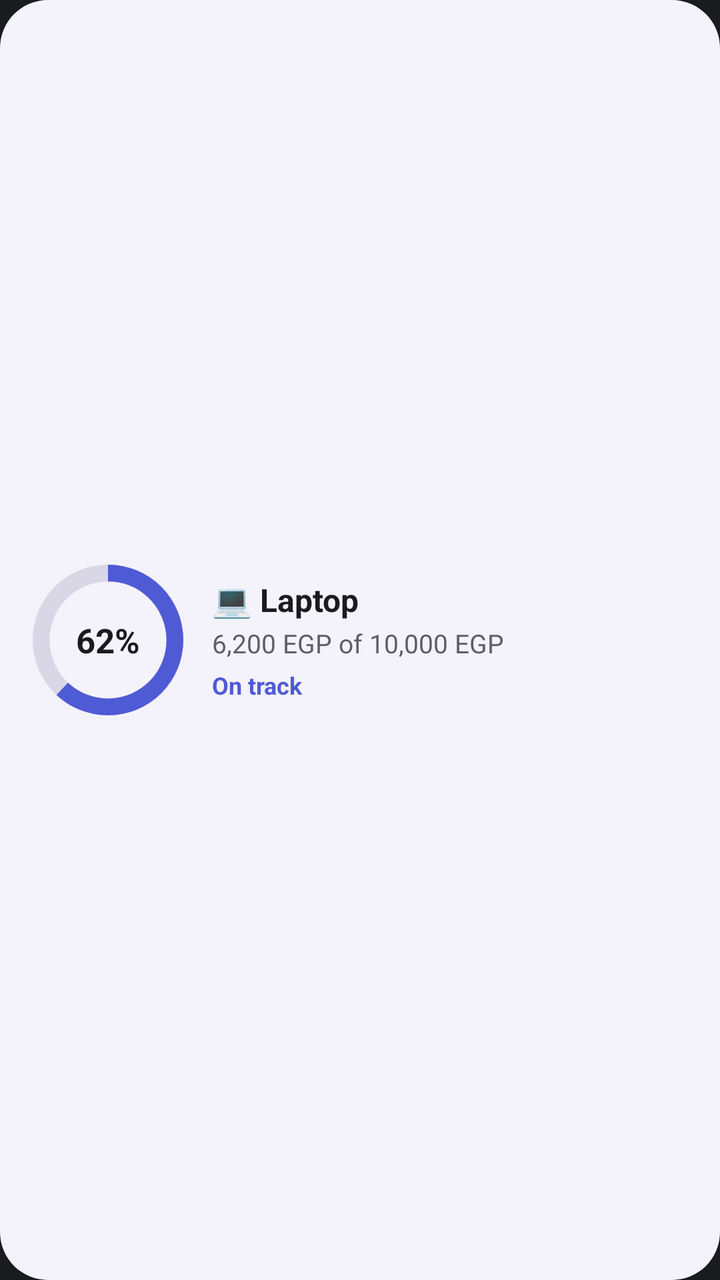
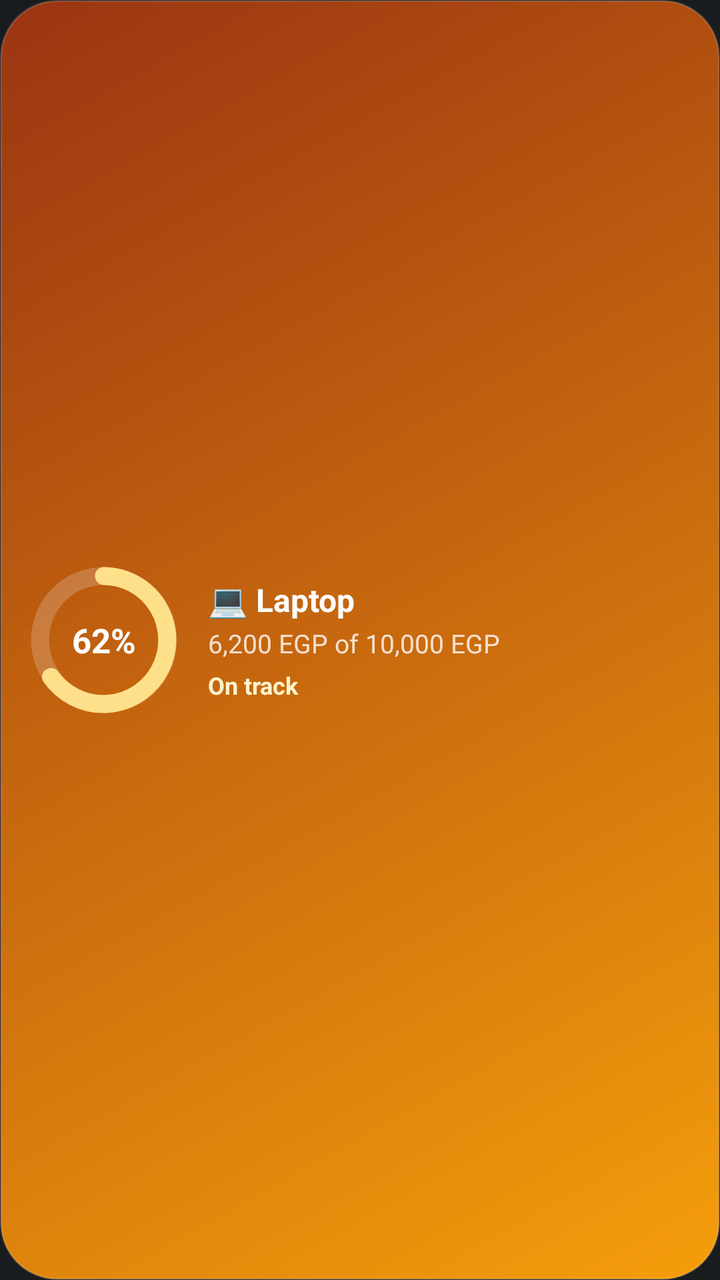

An Android layout rendered at two revisions. The XML below is the earlier revision; the diff shows what the commit changed to produce the second picture.
<!-- AndroidManifest.xml: application theme android:Theme.DeviceDefault.NoActionBar -->
<!-- res/layout/widget_goals_preview.xml -->
<?xml version="1.0" encoding="utf-8"?>
<LinearLayout xmlns:android="http://schemas.android.com/apk/res/android"
    android:layout_width="match_parent"
    android:layout_height="match_parent"
    android:background="@drawable/widget_bg"
    android:gravity="center_vertical"
    android:orientation="horizontal"
    android:padding="16dp">

    <FrameLayout
        android:layout_width="76dp"
        android:layout_height="76dp">

        <ProgressBar
            android:id="@+id/g_ring"
            style="?android:attr/progressBarStyleHorizontal"
            android:layout_width="76dp"
            android:layout_height="76dp"
            android:indeterminate="false"
            android:max="100"
            android:progress="62"
            android:progressDrawable="@drawable/goals_ring" />

        <TextView
            android:id="@+id/g_big"
            android:layout_width="match_parent"
            android:layout_height="match_parent"
            android:gravity="center"
            android:maxLines="1"
            android:textColor="@color/widget_text"
            android:textSize="17sp"
            android:text="62%"
            android:textStyle="bold" />
    </FrameLayout>

    <LinearLayout
        android:layout_width="0dp"
        android:layout_height="wrap_content"
        android:layout_marginStart="14dp"
        android:layout_weight="1"
        android:orientation="vertical">

        <TextView
            android:id="@+id/g_title"
            android:text="@string/widget_goals_sample_title"
            android:layout_width="match_parent"
            android:layout_height="wrap_content"
            android:ellipsize="end"
            android:maxLines="1"
            android:textColor="@color/widget_text"
            android:textSize="16sp"
            android:textStyle="bold" />

        <TextView
            android:id="@+id/g_detail"
            android:text="@string/widget_goals_sample_detail"
            android:layout_width="match_parent"
            android:layout_height="wrap_content"
            android:layout_marginTop="2dp"
            android:ellipsize="end"
            android:maxLines="1"
            android:textColor="@color/widget_text_secondary"
            android:textSize="13sp" />

        <TextView
            android:id="@+id/g_status"
            android:text="@string/widget_goals_sample_status"
            android:layout_width="match_parent"
            android:layout_height="wrap_content"
            android:layout_marginTop="4dp"
            android:ellipsize="end"
            android:maxLines="1"
            android:textColor="@color/widget_accent"
            android:textSize="12sp"
            android:textStyle="bold" />
    </LinearLayout>
</LinearLayout>
<!-- resources referenced by this layout -->
<resources>
  <color name="widget_accent">#4F5BD5</color>
  <color name="widget_text">#1B1B1F</color>
  <color name="widget_text_secondary">#5F5C6B</color>
  <!-- drawable goals_ring (drawable) -->
  <?xml version="1.0" encoding="utf-8"?>
  <layer-list xmlns:android="http://schemas.android.com/apk/res/android">
      <item android:id="@android:id/background">
          <shape
              android:innerRadiusRatio="2.6"
              android:shape="ring"
              android:thicknessRatio="9"
              android:useLevel="false">
              <solid android:color="@color/widget_track" />
          </shape>
      </item>
      <item android:id="@android:id/progress">
          <rotate
              android:fromDegrees="270"
              android:pivotX="50%"
              android:pivotY="50%"
              android:toDegrees="270">
              <shape
                  android:innerRadiusRatio="2.6"
                  android:shape="ring"
                  android:thicknessRatio="9"
                  android:useLevel="true">
                  <solid android:color="@color/widget_accent" />
              </shape>
          </rotate>
      </item>
  </layer-list>
  <!-- drawable widget_bg (drawable) -->
  <?xml version="1.0" encoding="utf-8"?>
  <shape xmlns:android="http://schemas.android.com/apk/res/android" android:shape="rectangle">
      <solid android:color="@color/widget_bg" />
      <corners android:radius="24dp" />
  </shape>
  <string name="widget_goals_sample_detail">6,200 EGP of 10,000 EGP</string>
  <string name="widget_goals_sample_status">On track</string>
  <string name="widget_goals_sample_title">💻 Laptop</string>
  <color name="widget_track">#D9D6E6</color>
  <color name="widget_bg">#F4F2FA</color>
</resources>

<!-- the commit's change to res/layout/widget_goals_preview.xml (unified diff, before → after) -->
@@ -1,77 +1,20 @@
 <?xml version="1.0" encoding="utf-8"?>
-<LinearLayout xmlns:android="http://schemas.android.com/apk/res/android"
+<FrameLayout xmlns:android="http://schemas.android.com/apk/res/android"
+    android:id="@+id/w_root"
     android:layout_width="match_parent"
-    android:layout_height="match_parent"
-    android:background="@drawable/widget_bg"
-    android:gravity="center_vertical"
-    android:orientation="horizontal"
-    android:padding="16dp">
-
-    <FrameLayout
-        android:layout_width="76dp"
-        android:layout_height="76dp">
-
-        <ProgressBar
-            android:id="@+id/g_ring"
-            style="?android:attr/progressBarStyleHorizontal"
-            android:layout_width="76dp"
-            android:layout_height="76dp"
-            android:indeterminate="false"
-            android:max="100"
-            android:progress="62"
-            android:progressDrawable="@drawable/goals_ring" />
-
-        <TextView
-            android:id="@+id/g_big"
-            android:layout_width="match_parent"
-            android:layout_height="match_parent"
-            android:gravity="center"
-            android:maxLines="1"
-            android:textColor="@color/widget_text"
-            android:textSize="17sp"
-            android:text="62%"
-            android:textStyle="bold" />
-    </FrameLayout>
-
-    <LinearLayout
-        android:layout_width="0dp"
-        android:layout_height="wrap_content"
-        android:layout_marginStart="14dp"
-        android:layout_weight="1"
-        android:orientation="vertical">
-
-        <TextView
-            android:id="@+id/g_title"
-            android:text="@string/widget_goals_sample_title"
-            android:layout_width="match_parent"
-            android:layout_height="wrap_content"
-            android:ellipsize="end"
-            android:maxLines="1"
-            android:textColor="@color/widget_text"
-            android:textSize="16sp"
-            android:textStyle="bold" />
-
-        <TextView
-            android:id="@+id/g_detail"
-            android:text="@string/widget_goals_sample_detail"
-            android:layout_width="match_parent"
-            android:layout_height="wrap_content"
-            android:layout_marginTop="2dp"
-            android:ellipsize="end"
-            android:maxLines="1"
-            android:textColor="@color/widget_text_secondary"
-            android:textSize="13sp" />
-
-        <TextView
-            android:id="@+id/g_status"
-            android:text="@string/widget_goals_sample_status"
-            android:layout_width="match_parent"
-            android:layout_height="wrap_content"
-            android:layout_marginTop="4dp"
-            android:ellipsize="end"
-            android:maxLines="1"
-            android:textColor="@color/widget_accent"
-            android:textSize="12sp"
-            android:textStyle="bold" />
-    </LinearLayout>
+    android:layout_height="match_parent">
+<ImageView android:id="@+id/w_bg" android:layout_width="match_parent" android:layout_height="match_parent" android:contentDescription="@null" android:scaleType="fitXY" android:src="@drawable/wbg_sig_goals" />
+<LinearLayout android:layout_width="match_parent" android:layout_height="match_parent" android:orientation="horizontal" android:gravity="center_vertical" android:padding="14dp">
+<LinearLayout android:layout_width="match_parent" android:layout_height="wrap_content" android:orientation="horizontal" android:gravity="center_vertical">
+<FrameLayout android:layout_width="76dp" android:layout_height="76dp">
+<ImageView android:id="@+id/w_ring" android:layout_width="76dp" android:layout_height="76dp" android:contentDescription="@null" android:scaleType="fitCenter" android:src="@drawable/wp_ring" />
+<TextView android:id="@+id/w_big" android:layout_width="match_parent" android:layout_height="match_parent" android:maxLines="1" android:ellipsize="end" android:textColor="#FFFFFFFF" android:textSize="17sp" android:textStyle="bold" android:gravity="center" android:text="62%" />
+</FrameLayout>
+<LinearLayout android:layout_width="0dp" android:layout_height="wrap_content" android:orientation="vertical" android:layout_weight="1" android:layout_marginStart="14dp">
+<TextView android:id="@+id/w_title" android:layout_width="wrap_content" android:layout_height="wrap_content" android:maxLines="1" android:ellipsize="end" android:textColor="#FFFFFFFF" android:textSize="16sp" android:textStyle="bold" android:text="@string/wp_goals_title" />
+<TextView android:id="@+id/w_detail" android:layout_width="wrap_content" android:layout_height="wrap_content" android:layout_marginTop="2dp" android:maxLines="1" android:ellipsize="end" android:textColor="#CCFFFFFF" android:textSize="13sp" android:text="@string/wp_goals_detail" />
+<TextView android:id="@+id/w_status" android:layout_width="wrap_content" android:layout_height="wrap_content" android:layout_marginTop="4dp" android:maxLines="1" android:ellipsize="end" android:textColor="#FFFFF4CC" android:textSize="12sp" android:textStyle="bold" android:text="@string/wp_goals_status" />
 </LinearLayout>
+</LinearLayout>
+</LinearLayout>
+</FrameLayout>
<!-- resource entries referenced after the edit -->
@@ -1,46 +1,31 @@
 <!-- resources referenced by this layout -->
 <resources>
-  <color name="widget_accent">#4F5BD5</color>
-  <color name="widget_text">#1B1B1F</color>
-  <color name="widget_text_secondary">#5F5C6B</color>
-  <!-- drawable goals_ring (drawable) -->
-  <?xml version="1.0" encoding="utf-8"?>
-  <layer-list xmlns:android="http://schemas.android.com/apk/res/android">
-      <item android:id="@android:id/background">
-          <shape
-              android:innerRadiusRatio="2.6"
-              android:shape="ring"
-              android:thicknessRatio="9"
-              android:useLevel="false">
-              <solid android:color="@color/widget_track" />
-          </shape>
-      </item>
-      <item android:id="@android:id/progress">
-          <rotate
-              android:fromDegrees="270"
-              android:pivotX="50%"
-              android:pivotY="50%"
-              android:toDegrees="270">
-              <shape
-                  android:innerRadiusRatio="2.6"
-                  android:shape="ring"
-                  android:thicknessRatio="9"
-                  android:useLevel="true">
-                  <solid android:color="@color/widget_accent" />
-              </shape>
-          </rotate>
-      </item>
-  </layer-list>
-  <!-- drawable widget_bg (drawable) -->
+  <!-- drawable wbg_sig_goals (drawable) -->
   <?xml version="1.0" encoding="utf-8"?>
   <shape xmlns:android="http://schemas.android.com/apk/res/android" android:shape="rectangle">
-      <solid android:color="@color/widget_bg" />
-      <corners android:radius="24dp" />
+      <gradient android:angle="315" android:endColor="#FFF59E0B" android:startColor="#FF9A3412" />
+      <corners android:radius="28dp" />
+      <stroke android:width="1dp" android:color="#26FFFFFF" />
   </shape>
-  <string name="widget_goals_sample_detail">6,200 EGP of 10,000 EGP</string>
-  <string name="widget_goals_sample_status">On track</string>
-  <string name="widget_goals_sample_title">💻 Laptop</string>
-  <color name="widget_track">#D9D6E6</color>
-  <color name="widget_bg">#F4F2FA</color>
+  <!-- drawable wp_ring (drawable) -->
+  <?xml version="1.0" encoding="utf-8"?>
+  <vector xmlns:android="http://schemas.android.com/apk/res/android"
+      android:width="76dp"
+      android:height="76dp"
+      android:viewportWidth="76"
+      android:viewportHeight="76">
+      <path
+          android:pathData="M38,6 A32,32 0 1 1 38,70 A32,32 0 1 1 38,6"
+          android:strokeWidth="9"
+          android:strokeColor="#33FFFFFF" />
+      <path
+          android:pathData="M38,6 A32,32 0 1 1 11.5,56.5"
+          android:strokeLineCap="round"
+          android:strokeWidth="9"
+          android:strokeColor="#FFFFE08A" />
+  </vector>
+  <string name="wp_goals_detail">6,200 EGP of 10,000 EGP</string>
+  <string name="wp_goals_status">On track</string>
+  <string name="wp_goals_title">💻 Laptop</string>
 </resources>
 
